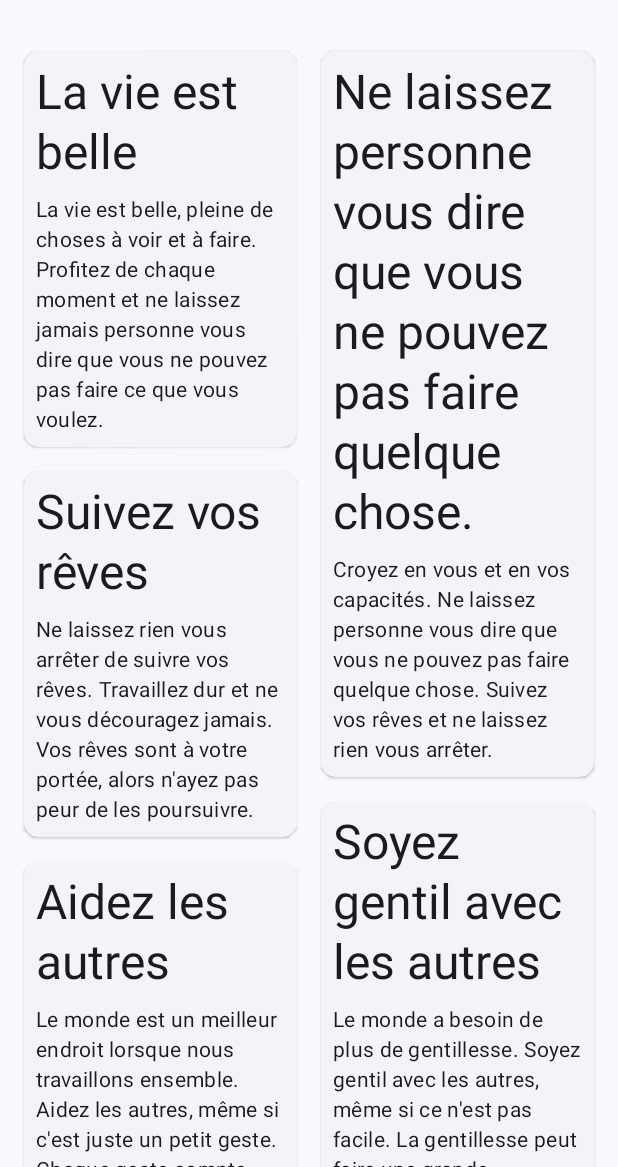
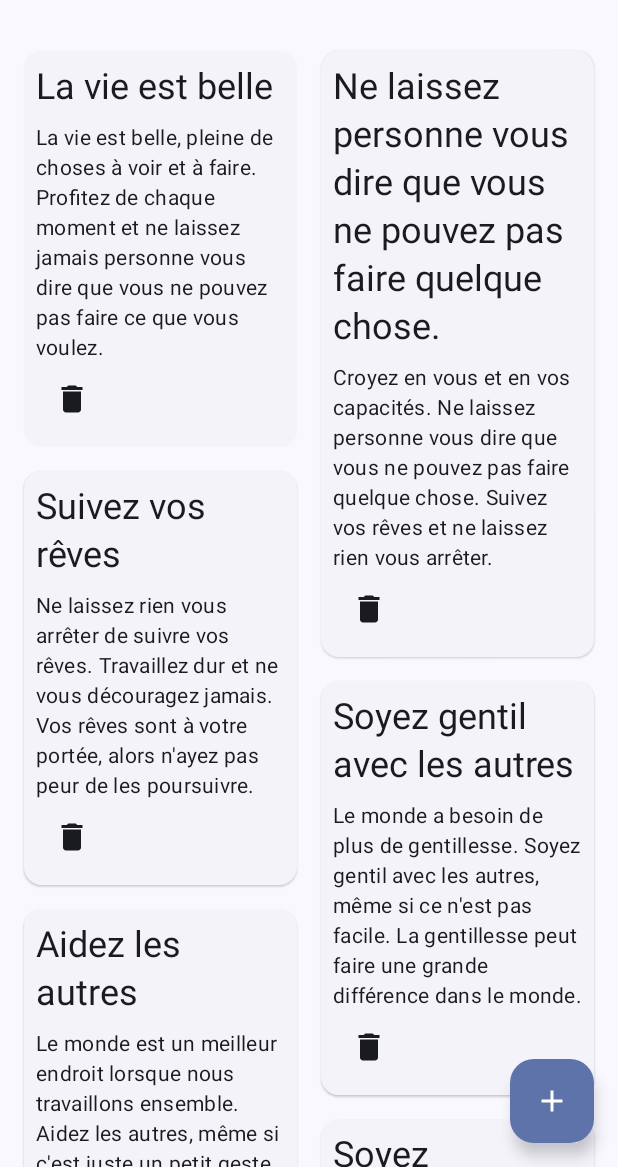
Before and after one commit to Takahiruma/Openclassroom_poo-mvvm-compose, an Android app built with Jetpack Compose: the screen it shows after launch (MainActivity), on a phone screen of 412 x 824 dp, the part 69-1236 px from its top. Run offline under Robolectric (Android 15) with nearby library versions, the phone set to English and light mode, and no system bars.

Commit message:
Display, Delete and Add note

```diff
--- a/app/src/main/java/com/openclassrooms/notes/MainActivity.kt
+++ b/app/src/main/java/com/openclassrooms/notes/MainActivity.kt
@@ -1,118 +1,99 @@
 package com.openclassrooms.notes
 
+import AddNoteScreen
+import NoteViewModel
 import android.os.Bundle
 import androidx.activity.ComponentActivity
 import androidx.activity.compose.setContent
-import androidx.compose.foundation.layout.Arrangement
-import androidx.compose.foundation.layout.Column
-import androidx.compose.foundation.layout.PaddingValues
+import androidx.activity.viewModels
 import androidx.compose.foundation.layout.fillMaxSize
-import androidx.compose.foundation.layout.fillMaxWidth
 import androidx.compose.foundation.layout.padding
-import androidx.compose.foundation.layout.wrapContentHeight
-import androidx.compose.foundation.lazy.staggeredgrid.LazyVerticalStaggeredGrid
-import androidx.compose.foundation.lazy.staggeredgrid.StaggeredGridCells
-import androidx.compose.foundation.lazy.staggeredgrid.items
-import androidx.compose.foundation.shape.RoundedCornerShape
-import androidx.compose.material3.ElevatedCard
+import androidx.compose.material.icons.Icons
+import androidx.compose.material.icons.filled.Add
 import androidx.compose.material3.ExperimentalMaterial3Api
-import androidx.compose.material3.MaterialTheme
+import androidx.compose.material3.FloatingActionButton
+import androidx.compose.material3.Icon
 import androidx.compose.material3.Scaffold
 import androidx.compose.material3.Text
 import androidx.compose.material3.TopAppBar
-import androidx.compose.runtime.Composable
-import androidx.compose.runtime.getValue
 import androidx.compose.ui.Modifier
-import androidx.compose.ui.platform.LocalContext
 import androidx.compose.ui.res.stringResource
-import androidx.compose.ui.tooling.preview.Preview
-import androidx.compose.ui.unit.dp
-import androidx.lifecycle.compose.collectAsStateWithLifecycle
+import androidx.lifecycle.ViewModel
+import androidx.lifecycle.ViewModelProvider
+import androidx.navigation.compose.NavHost
+import androidx.navigation.compose.composable
+import androidx.navigation.compose.rememberNavController
 import com.openclassrooms.notes.repository.NotesRepository
+import com.openclassrooms.notes.screens.NotesScreen
 import com.openclassrooms.notes.ui.theme.NotesTheme
 
 /**
  * The main activity for the app.
  */
 class MainActivity : ComponentActivity() {
-
     private val notesRepository = NotesRepository()
+    private val viewModel: NoteViewModel by viewModels {
+        NoteViewModelFactory(notesRepository)
+    }
 
     @OptIn(ExperimentalMaterial3Api::class)
     override fun onCreate(savedInstanceState: Bundle?) {
         super.onCreate(savedInstanceState)
-
         setContent {
             NotesTheme {
+                val navController = rememberNavController()
                 Scaffold(
                     modifier = Modifier.fillMaxSize(),
                     topBar = {
                         TopAppBar(
-                            title = {
-                                Text(stringResource(id = R.string.app_name))
-                            }
+                            title = { Text(stringResource(id = R.string.app_name)) }
                         )
                     },
-                ) {
-                    Notes(
-                        modifier = Modifier.padding(it),
-                        notesRepository = notesRepository
-                    )
+                    floatingActionButton = {
+                        FloatingActionButton(
+                            onClick = { navController.navigate("AddNoteScreen") }
+                        ) {
+                            Icon(Icons.Default.Add, contentDescription = "Ajouter une note")
+                        }
+                    }
+                ) { paddingValues ->
+                    NavHost(
+                        navController = navController,
+                        startDestination = "NotesScreen",
+                        modifier = Modifier.padding(paddingValues)
+                    ) {
+                        composable("NotesScreen") {
+                            NotesScreen(
+                                modifier = Modifier,
+                                viewModel = viewModel
+                            )
+                        }
+                        composable("AddNoteScreen") {
+                            AddNoteScreen(
+                                onSaveNote = { title, body ->
+                                    viewModel.addNote(title, body)
+                                    navController.popBackStack()
+                                },
+                                onBack = {
+                                    navController.popBackStack()
+                                },
+                                modifier = Modifier
+                            )
+                        }
+                    }
                 }
             }
         }
     }
-
 }
 
-@Composable
-private fun Notes(
-    modifier: Modifier = Modifier,
-    notesRepository: NotesRepository
-) {
-    val notes by notesRepository.notes.collectAsStateWithLifecycle(emptyList())
-
-    LazyVerticalStaggeredGrid(
-        modifier = modifier.fillMaxSize(),
-        columns = StaggeredGridCells.Fixed(LocalContext.current.resources.getInteger(R.integer.span_count)),
-        contentPadding = PaddingValues(16.dp),
-        verticalItemSpacing = 16.dp,
-        horizontalArrangement = Arrangement.spacedBy(16.dp),
-        content = {
-            items(
-                items = notes,
-            ) {
-                NoteItem(it)
-            }
+// Factory pour le ViewModel
+class NoteViewModelFactory(private val repository: NotesRepository) : ViewModelProvider.Factory {
+    override fun <T : ViewModel> create(modelClass: Class<T>): T {
+        if (modelClass.isAssignableFrom(NoteViewModel::class.java)) {
+            @Suppress("UNCHECKED_CAST")
+            return NoteViewModel(repository) as T
         }
-    )
-}
-
-@Composable
-private fun NoteItem(note: Pair<String, String>) {
-    ElevatedCard(
-        modifier = Modifier
-            .fillMaxWidth()
-            .wrapContentHeight(),
-        shape = RoundedCornerShape(10.dp)
-    ) {
-        Column(modifier = Modifier.padding(8.dp)) {
-            Text(
-                text = note.first,
-                style = MaterialTheme.typography.headlineLarge
-            )
-            Text(
-                modifier = Modifier.padding(top = 8.dp),
-                text = note.second,
-                style = MaterialTheme.typography.bodyMedium
-            )
-        }
+        throw IllegalArgumentException("Unknown ViewModel class")
     }
 }
-@Preview(showBackground = true)
-@Composable
-private fun NoteItemPreview() {
-    NotesTheme(dynamicColor = false) {
-        NoteItem(note = Pair("Title", "Super loooooong description with a lot of words!"))
-    }
-}
--- a/app/src/main/java/com/openclassrooms/notes/data/Note.kt
+++ b/app/src/main/java/com/openclassrooms/notes/data/Note.kt
@@ -1,4 +1,9 @@
 package com.openclassrooms.notes.data
 
-class Note {
-}
+import java.io.Serializable
+
+data class Note (
+    val title: String,
+    val body: String,
+    val id: Int = 0
+) : Serializable
--- /dev/null
+++ b/app/src/main/java/com/openclassrooms/notes/data/NoteData.kt
@@ -0,0 +1,62 @@
+package com.openclassrooms.notes.data
+
+object NoteData {
+    private var nextId = 1
+
+    private fun createNote(title: String, body: String): Note {
+        return Note(title = title, body = body, id = nextId++)
+    }
+
+    private val lifeIsBeautiful = createNote(
+        "La vie est belle",
+        "La vie est belle, pleine de choses à voir et à faire. Profitez de chaque moment et ne laissez jamais personne vous dire que vous ne pouvez pas faire ce que vous voulez."
+    )
+    private val neverLetAnyoneTell = createNote(
+        "Ne laissez personne vous dire que vous ne pouvez pas faire quelque chose.",
+        "Croyez en vous et en vos capacités. Ne laissez personne vous dire que vous ne pouvez pas faire quelque chose. Suivez vos rêves et ne laissez rien vous arrêter."
+    )
+    private val followYourDreams = createNote(
+        "Suivez vos rêves",
+        "Ne laissez rien vous arrêter de suivre vos rêves. Travaillez dur et ne vous découragez jamais. Vos rêves sont à votre portée, alors n'ayez pas peur de les poursuivre."
+    )
+    private val beKindToOthers = createNote(
+        "Soyez gentil avec les autres",
+        "Le monde a besoin de plus de gentillesse. Soyez gentil avec les autres, même si ce n'est pas facile. La gentillesse peut faire une grande différence dans le monde."
+    )
+    private val helpOthersAlways = createNote(
+        "Aidez les autres",
+        "Le monde est un meilleur endroit lorsque nous travaillons ensemble. Aidez les autres, même si c'est juste un petit geste. Chaque geste compte."
+    )
+    private val beGratefulForWhat = createNote(
+        "Soyez reconnaissant pour ce que vous avez.",
+        "Il y a toujours quelqu'un qui a moins que vous. Soyez reconnaissant pour ce que vous avez, même si ce n'est pas grand-chose. La gratitude peut vous rendre heureux et épanoui."
+    )
+    private val liveThePresentMoment = createNote(
+        "Vivez le moment présent",
+        "Ne vous inquiétez pas du passé et ne vous inquiétez pas de l'avenir. Vivez le moment présent et profitez de chaque minute. Le moment présent est tout ce que vous avez."
+    )
+    private val takeCareOfYourself = createNote(
+        "Prenez soin de vous",
+        "Mangez sainement, faites de l'exercice et dormez suffisamment. Prenez soin de votre corps et de votre esprit. Vous êtes votre meilleur atout."
+    )
+    private val spendTimeWithLoved = createNote(
+        "Passez du temps avec vos proches",
+        "Ils sont les plus importants dans votre vie. Passez du temps avec vos proches et montrez-leur à quel point vous les aimez. Ils sont votre famille et vos amis."
+    )
+    private val laughAndHaveFun = createNote(
+        "Riez et amusez-vous.",
+        "La vie est trop courte pour être sérieuse tout le temps. Riez et amusez-vous. Passez du temps à faire les choses que vous aimez."
+    )
+    val Notes = mutableListOf(
+        lifeIsBeautiful,
+        neverLetAnyoneTell,
+        followYourDreams,
+        beKindToOthers,
+        helpOthersAlways,
+        beGratefulForWhat,
+        liveThePresentMoment,
+        takeCareOfYourself,
+        spendTimeWithLoved,
+        laughAndHaveFun
+    )
+}
--- a/app/src/main/java/com/openclassrooms/notes/repository/NotesRepository.kt
+++ b/app/src/main/java/com/openclassrooms/notes/repository/NotesRepository.kt
@@ -1,8 +1,13 @@
 package com.openclassrooms.notes.repository
 
+import android.util.Log
+import com.openclassrooms.notes.data.Note
 import com.openclassrooms.notes.service.LocalNotesApiService
 import com.openclassrooms.notes.service.NotesApiService
 import kotlinx.coroutines.flow.Flow
+import kotlinx.coroutines.flow.MutableStateFlow
+import kotlinx.coroutines.flow.StateFlow
+import kotlinx.coroutines.flow.asStateFlow
 import kotlinx.coroutines.flow.flow
 
 /**
@@ -18,7 +23,30 @@ class NotesRepository {
     /**
      * A flow that emits a list of all notes.
      */
-    val notes: Flow<List<Pair<String, String>>> = flow {
-        emit(notesApiService.getAllNotes())
+    private val _notes = MutableStateFlow<List<Note>>(emptyList())
+    val notes: StateFlow<List<Note>> = _notes.asStateFlow()
+
+    init {
+        refreshNotes()
+    }
+
+    private fun refreshNotes() {
+        _notes.value = notesApiService.getAllNotes().toList()
+    }
+
+    fun addNote(note: Note) {
+        Log.d("NotesRepository", "ajout de la note avec l'ID ${note.id}")
+        notesApiService.addNote(note)
+        refreshNotes()
+        Log.d("NotesRepository", "Liste ajout : ${_notes.value}")
+    }
+
+    /**
+     * Deletes a note by its ID.
+     * @param id The ID of the note to delete.
+     */
+    fun deleteNoteById(id: Int) {
+        notesApiService.deleteNoteById(id)
+        refreshNotes()
     }
 }
--- /dev/null
+++ b/app/src/main/java/com/openclassrooms/notes/screens/NotesScreen.kt
@@ -0,0 +1,42 @@
+package com.openclassrooms.notes.screens
+
+import NoteViewModel
+import androidx.compose.foundation.layout.Arrangement
+import androidx.compose.foundation.layout.PaddingValues
+import androidx.compose.foundation.layout.fillMaxSize
+import androidx.compose.foundation.lazy.staggeredgrid.LazyVerticalStaggeredGrid
+import androidx.compose.foundation.lazy.staggeredgrid.StaggeredGridCells
+import androidx.compose.foundation.lazy.staggeredgrid.items
+import androidx.compose.runtime.Composable
+import androidx.compose.runtime.collectAsState
+import androidx.compose.runtime.getValue
+import androidx.compose.ui.Modifier
+import androidx.compose.ui.platform.LocalContext
+import androidx.compose.ui.unit.dp
+import com.example.notes.ui.components.NoteItem
+import com.openclassrooms.notes.R
+
+@Composable
+fun NotesScreen(
+    modifier: Modifier = Modifier,
+    viewModel: NoteViewModel
+) {
+    val notes by viewModel.notes.collectAsState()
+
+    LazyVerticalStaggeredGrid(
+        modifier = modifier.fillMaxSize(),
+        columns = StaggeredGridCells.Fixed(LocalContext.current.resources.getInteger(R.integer.span_count)),
+        contentPadding = PaddingValues(16.dp),
+        verticalItemSpacing = 16.dp,
+        horizontalArrangement = Arrangement.spacedBy(16.dp),
+    ) {
+        items(notes,
+            key = { note -> note.id }
+        ) { note ->
+            NoteItem(
+                note = note,
+                onDelete = { viewModel.deleteNote(note.id) }
+            )
+        }
+    }
+}
--- a/app/src/main/java/com/openclassrooms/notes/service/LocalNotesApiService.kt
+++ b/app/src/main/java/com/openclassrooms/notes/service/LocalNotesApiService.kt
@@ -1,26 +1,27 @@
 package com.openclassrooms.notes.service
+
+import android.util.Log
+import com.openclassrooms.notes.data.Note
+import com.openclassrooms.notes.data.NoteData
 
 /**
  * Implementation of the [NotesApiService] interface that stores note in local
  */
 class LocalNotesApiService : NotesApiService {
 
-    override fun addNote(note: Pair<String, String>) {
-        TODO("Not yet implemented")
+    override fun addNote(note: Note) {
+        Log.d("LocalNotesApiService", "Ajout de la note avec l'ID ${note.id}")
+        NoteData.Notes.add(note)
+        Log.d("LocalNotesApiService", "Liste après ajout : ${NoteData.Notes}")
     }
 
-    override fun getAllNotes(): List<Pair<String, String>> {
-        return listOf(
-            Pair("La vie est belle", "La vie est belle, pleine de choses à voir et à faire. Profitez de chaque moment et ne laissez jamais personne vous dire que vous ne pouvez pas faire ce que vous voulez."),
-            Pair("Ne laissez personne vous dire que vous ne pouvez pas faire quelque chose.", "Croyez en vous et en vos capacités. Ne laissez personne vous dire que vous ne pouvez pas faire quelque chose. Suivez vos rêves et ne laissez rien vous arrêter."),
-            Pair("Suivez vos rêves", "Ne laissez rien vous arrêter de suivre vos rêves. Travaillez dur et ne vous découragez jamais. Vos rêves sont à votre portée, alors n'ayez pas peur de les poursuivre."),
-            Pair("Soyez gentil avec les autres", "Le monde a besoin de plus de gentillesse. Soyez gentil avec les autres, même si ce n'est pas facile. La gentillesse peut faire une grande différence dans le monde."),
-            Pair("Aidez les autres", "Le monde est un meilleur endroit lorsque nous travaillons ensemble. Aidez les autres, même si c'est juste un petit geste. Chaque geste compte."),
-            Pair("Soyez reconnaissant pour ce que vous avez.", "Il y a toujours quelqu'un qui a moins que vous. Soyez reconnaissant pour ce que vous avez, même si ce n'est pas grand-chose. La gratitude peut vous rendre heureux et épanoui."),
-            Pair("Vivez le moment présent", "Ne vous inquiétez pas du passé et ne vous inquiétez pas de l'avenir. Vivez le moment présent et profitez de chaque minute. Le moment présent est tout ce que vous avez"),
-            Pair("Prenez soin de vous", "Mangez sainement, faites de l'exercice et dormez suffisamment. Prenez soin de votre corps et de votre esprit. Vous êtes votre meilleur atout."),
-            Pair("Passez du temps avec vos proches", "Ils sont les plus importants dans votre vie. Passez du temps avec vos proches et montrez-leur à quel point vous les aimez. Ils sont votre famille et vos amis."),
-            Pair("Risez et amusez-vous.", "La vie est trop courte pour être sérieuse tout le temps. Riez et amusez-vous. Passez du temps à faire les choses que vous aimez."),
-        )
+    override fun getAllNotes(): List<Note> {
+        return NoteData.Notes.toList()
     }
+
+    override fun deleteNoteById(id: Int) {
+        NoteData.Notes.removeAll { it.id == id }
+    }
+
+    companion object
 }
--- a/app/src/main/java/com/openclassrooms/notes/service/NotesApiService.kt
+++ b/app/src/main/java/com/openclassrooms/notes/service/NotesApiService.kt
@@ -1,4 +1,6 @@
 package com.openclassrooms.notes.service
+
+import com.openclassrooms.notes.data.Note
 
 /**
  * Defines the contract for the API that manages the notes
@@ -9,12 +11,17 @@ interface NotesApiService {
      * Add a note
      * @param note The note to add
      */
-    fun addNote(note: Pair<String, String>)
+    fun addNote(note: Note)
 
     /**
      * Returns all the notes
      * @return the list of notes
      */
-    fun getAllNotes(): List<Pair<String, String>>
+    fun getAllNotes(): List<Note>
 
+    /**
+     * Deletes a note by its ID
+     * @param id The ID of the note to delete
+     */
+    fun deleteNoteById(id: Int)
 }
--- /dev/null
+++ b/app/src/main/java/com/openclassrooms/notes/ui/component/noteItem.kt
@@ -0,0 +1,63 @@
+// app/src/main/java/com/example/notes/ui/components/NoteItem.kt
+package com.example.notes.ui.components
+
+import androidx.compose.foundation.layout.Column
+import androidx.compose.foundation.layout.fillMaxWidth
+import androidx.compose.foundation.layout.padding
+import androidx.compose.foundation.layout.wrapContentHeight
+import androidx.compose.material.icons.Icons
+import androidx.compose.material.icons.filled.Delete
+import androidx.compose.material3.ElevatedCard
+import androidx.compose.material3.Icon
+import androidx.compose.material3.IconButton
+import androidx.compose.material3.MaterialTheme
+import androidx.compose.material3.Text
+import androidx.compose.runtime.Composable
+import androidx.compose.ui.Modifier
+import androidx.compose.ui.tooling.preview.Preview
+import androidx.compose.ui.unit.dp
+import com.openclassrooms.notes.data.Note
+import com.openclassrooms.notes.ui.theme.NotesTheme
+
+@Composable
+fun NoteItem(
+    note: Note,
+    onDelete: () -> Unit,
+    modifier: Modifier = Modifier
+) {
+    ElevatedCard(
+        modifier = modifier
+            .fillMaxWidth()
+            .wrapContentHeight(),
+        shape = MaterialTheme.shapes.medium
+    ) {
+        Column(modifier = Modifier.padding(8.dp)) {
+            Text(
+                text = note.title,
+                style = MaterialTheme.typography.headlineSmall
+            )
+            Text(
+                modifier = Modifier.padding(top = 8.dp),
+                text = note.body,
+                style = MaterialTheme.typography.bodyMedium
+            )
+            IconButton(onClick = onDelete) {
+                Icon(
+                    imageVector = Icons.Default.Delete,
+                    contentDescription = "Supprimer"
+                )
+            }
+        }
+    }
+}
+
+@Preview(showBackground = true)
+@Composable
+fun NoteItemPreview() {
+    NotesTheme(dynamicColor = false) {
+        NoteItem(
+            note = Note(title = "Titre", body = "Description très longue..."),
+            onDelete = {}
+        )
+    }
+}
--- a/app/src/main/res/values/strings.xml
+++ b/app/src/main/res/values/strings.xml
@@ -2,5 +2,6 @@
     <string name="app_name">OCRNotes</string>
     <string name="add_note">add a note</string>
     <string name="coming_soon">Coming soon</string>
+    <string name="action_save">Save</string>
     <string name="not_available_yet">We\'re still in the early stages of development of this feature. We\'ll keep you updated on our progress.</string>
 </resources>
```
Also changed, not shown: app/build.gradle.kts (+16 -3 lines), app/src/main/java/com/openclassrooms/notes/screens/AddNoteScreen.kt (added, +96 -0 lines), app/src/main/java/com/openclassrooms/notes/viewModel/NoteViewModel.kt (added, +24 -0 lines).
